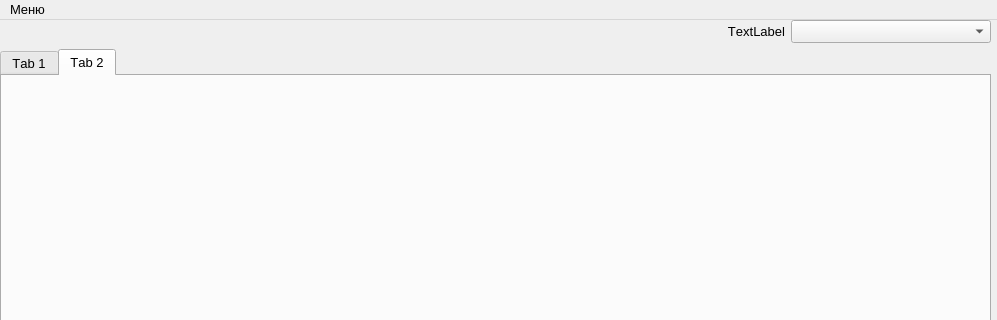
Old version of the form ui/main.ui in the repository Ownax-vit/spprCompetenceExpert; both pictures show x 0 to 997 and y 0 to 320 of the 997 by 850 pixel window.
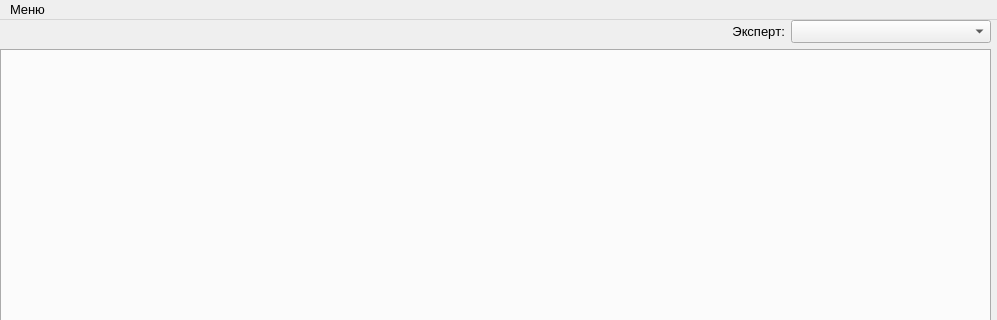
New version of the form.

What changed in the file:
```diff
--- a/ui/main.ui
+++ b/ui/main.ui
@@ -2,6 +2,14 @@
 <ui version="4.0">
  <class>MainWindow</class>
  <widget class="QMainWindow" name="MainWindow">
+  <property name="geometry">
+   <rect>
+    <x>0</x>
+    <y>0</y>
+    <width>997</width>
+    <height>850</height>
+   </rect>
+  </property>
   <property name="minimumSize">
    <size>
     <width>997</width>
@@ -42,7 +50,7 @@
        <item>
         <widget class="QLabel" name="label">
          <property name="text">
-          <string>TextLabel</string>
+          <string>Эксперт:</string>
          </property>
          <property name="alignment">
           <set>Qt::AlignRight|Qt::AlignTrailing|Qt::AlignVCenter</set>
@@ -72,16 +80,6 @@
        <property name="currentIndex">
         <number>1</number>
        </property>
-       <widget class="QWidget" name="tab">
-        <attribute name="title">
-         <string>Tab 1</string>
-        </attribute>
-       </widget>
-       <widget class="QWidget" name="tab_2">
-        <attribute name="title">
-         <string>Tab 2</string>
-        </attribute>
-       </widget>
       </widget>
      </item>
     </layout>
```
Left out of the diff: 4 changed lines with no effect on the pictures.
